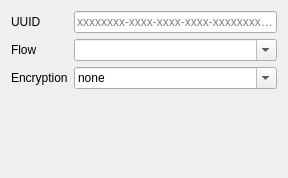
Above: src/plugins/protocols/ui/outbound/vless.ui from Zhehao-w/Qv2ray-Z before the change. Below: the same form after it.
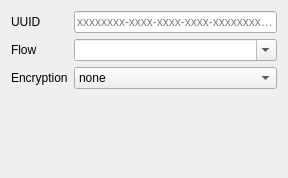
That is the form after the change.

What changed in the file:
```diff
--- a/src/plugins/protocols/ui/outbound/vless.ui
+++ b/src/plugins/protocols/ui/outbound/vless.ui
@@ -49,9 +49,6 @@
        <verstretch>0</verstretch>
       </sizepolicy>
      </property>
-     <property name="editable">
-      <bool>true</bool>
-     </property>
      <item>
       <property name="text">
        <string notr="true">none</string>
```
Left out of the diff: 33 changed lines with no effect on the pictures.
